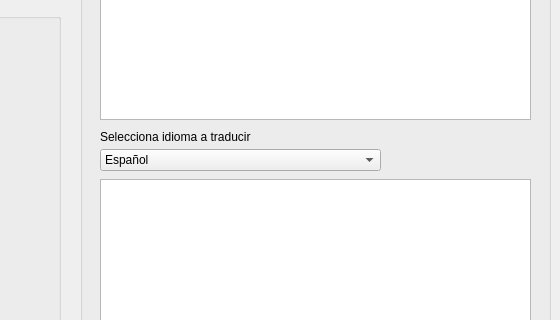
The window that resources/ui/main.ui (AdrianMPC/ui_paralela) describes before a commit, drawn with Qt 5; both pictures show x 240 to 800 and y 151 to 471 of the 800 by 591 pixel window.
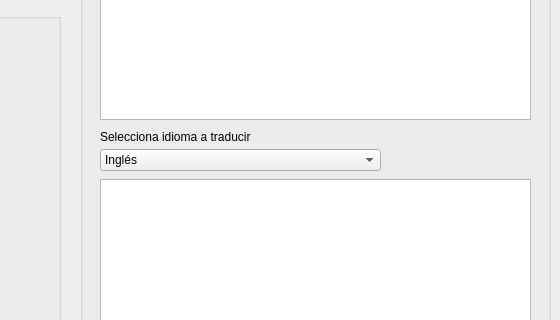
The same window after the commit. Icons and pictures are not drawn.

Commit message: combox language correction

```diff
--- a/resources/ui/main.ui
+++ b/resources/ui/main.ui
@@ -151,7 +151,7 @@
      </property>
      <item>
       <property name="text">
-       <string>Español</string>
+       <string>Inglés</string>
       </property>
      </item>
      <item>
```
